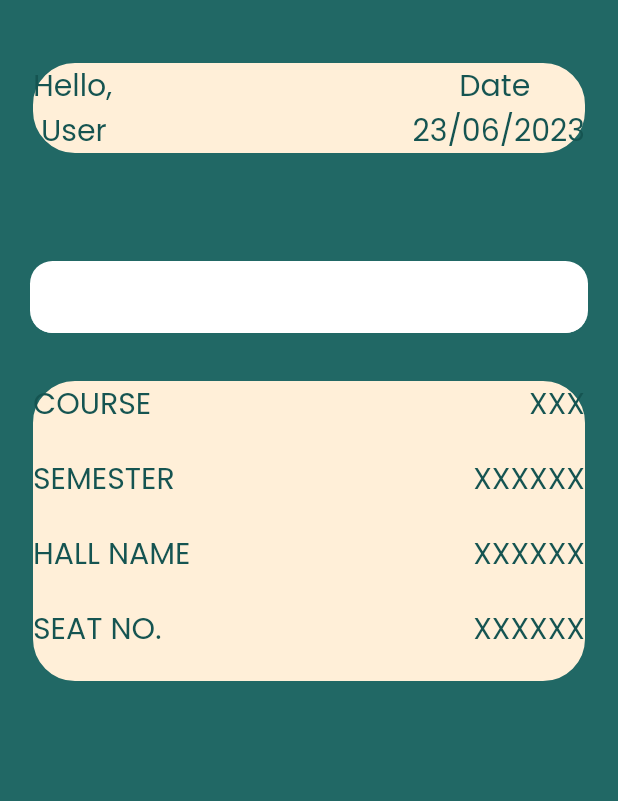
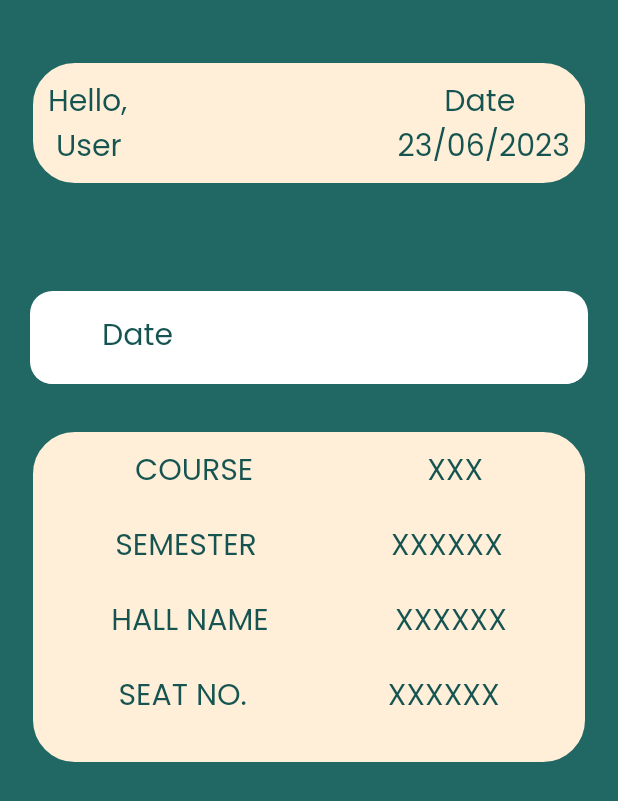
Before and after one commit to ademola-b/exam-hall-seat-arrangement, a Flutter app: the Dashboard screen opened directly, on a phone screen of 412 x 824 dp. Shown: the top 801 px of the screen. Run offline on Flutter 3.47's test engine with Material 2 defaults, Android fonts, the light colour scheme and no system bars; our stand-ins replace animated_splash_screen; missing offline and left inert: fancy_bottom_navigation_2.

Commit message:
:art: UI

```diff
--- a/exam_seat_arrangement/lib/screens/exam_officer/seatArrangement.dart
+++ b/exam_seat_arrangement/lib/screens/exam_officer/seatArrangement.dart
@@ -54,7 +54,10 @@ class _SeatArrangementState extends State<SeatArrangement> {
                     child: Column(
                   children: [
                     const DefaultTextFormField(
-                        obscureText: false, fontSize: 25.0),
+                      obscureText: false,
+                      fontSize: 25.0,
+                      label: "Date",
+                    ),
                     const SizedBox(height: 20.0),
                     DefaultDropDown(
                         onChanged: (newVal) {},
--- a/exam_seat_arrangement/lib/screens/student/dashboard.dart
+++ b/exam_seat_arrangement/lib/screens/student/dashboard.dart
@@ -30,6 +30,8 @@ class _DashboardState extends State<Dashboard> {
               children: [
                 DefaultContainer(
                   // text: "Hello, \n ${_username.titleCase()}",
+                  child: Padding(
+                    padding: const EdgeInsets.all(10.0),
                     child: Row(
                       // crossAxisAlignment: CrossAxisAlignment.start,
                       children: [
@@ -50,20 +52,27 @@ class _DashboardState extends State<Dashboard> {
                       ],
                     ),
                   ),
+                ),
                 const SizedBox(height: 70.0),
-                const DefaultTextFormField(obscureText: false),
+                const DefaultTextFormField(
+                  obscureText: false,
+                  label: "Date",
+                ),
                 const SizedBox(height: 30.0),
                 DefaultContainer(
+                  child: Padding(
+                    padding: const EdgeInsets.all(10.0),
                     child: Column(
                       children: [
                         Row(
+                          mainAxisAlignment: MainAxisAlignment.spaceAround,
                           children: [
                             DefaultText(
                               text: "COURSE",
                               size: 20.0,
                               color: Constants.primaryColor,
                             ),
-                          const Spacer(),
+                            // const Spacer(),
                             DefaultText(
                               text: "XXX",
                               size: 20.0,
@@ -73,13 +82,13 @@ class _DashboardState extends State<Dashboard> {
                         ),
                         const SizedBox(height: 20.0),
                         Row(
+                          mainAxisAlignment: MainAxisAlignment.spaceAround,
                           children: [
                             DefaultText(
                               text: "SEMESTER",
                               size: 20.0,
                               color: Constants.primaryColor,
                             ),
-                          const Spacer(),
                             DefaultText(
                               text: "XXXXXX",
                               size: 20.0,
@@ -89,13 +98,13 @@ class _DashboardState extends State<Dashboard> {
                         ),
                         const SizedBox(height: 20.0),
                         Row(
+                          mainAxisAlignment: MainAxisAlignment.spaceAround,
                           children: [
                             DefaultText(
                               text: "HALL NAME",
                               size: 20.0,
                               color: Constants.primaryColor,
                             ),
-                          const Spacer(),
                             DefaultText(
                               text: "XXXXXX",
                               size: 20.0,
@@ -105,13 +114,13 @@ class _DashboardState extends State<Dashboard> {
                         ),
                         const SizedBox(height: 20.0),
                         Row(
+                          mainAxisAlignment: MainAxisAlignment.spaceAround,
                           children: [
                             DefaultText(
                               text: "SEAT NO.",
                               size: 20.0,
                               color: Constants.primaryColor,
                             ),
-                          const Spacer(),
                             DefaultText(
                               text: "XXXXXX",
                               size: 20.0,
@@ -123,6 +132,7 @@ class _DashboardState extends State<Dashboard> {
                       ],
                     ),
                   ),
+                ),
               ],
             ),
           )),
--- a/exam_seat_arrangement/lib/utils/defaultTextFormField.dart
+++ b/exam_seat_arrangement/lib/utils/defaultTextFormField.dart
@@ -1,4 +1,5 @@
 import 'package:exam_seat_arrangement/utils/constants.dart';
+import 'package:exam_seat_arrangement/utils/defaultText.dart';
 import 'package:flutter/material.dart';
 
 class DefaultTextFormField extends StatefulWidget {
@@ -69,8 +70,8 @@ class _DefaultTextFormFieldState extends State<DefaultTextFormField> {
         fillColor: Colors.white,
         // fillColor: widget.fillColor,
         filled: true,
-        // label: DefaultText(size: 20.0, text: "${widget.label}"),
-        // labelStyle: TextStyle(color: Constants.primaryColor),
+        label: DefaultText(size: 20.0, text: "${widget.label}"),
+        labelStyle: TextStyle(color: Constants.primaryColor),
         prefixIcon: Icon(widget.icon),
         prefixIconColor: Constants.primaryColor,
         suffixIcon: widget.suffixIcon,
```
Also changed, not shown: exam_seat_arrangement/lib/screens/exam_officer/allocateHall.dart (+6 -3 lines), exam_seat_arrangement/lib/screens/exam_officer/hall.dart (+12 -7 lines), exam_seat_arrangement/lib/screens/exam_officer/invigilator.dart (+12 -2 lines), exam_seat_arrangement/lib/screens/exam_officer/student.dart (+11 -2 lines), exam_seat_arrangement/lib/screens/exam_officer/studentInvigilator.dart (+18 -19 lines), exam_seat_arrangement/lib/screens/login.dart (+6 -8 lines), exam_seat_arrangement/lib/screens/student/more.dart (+15 -10 lines), exam_seat_arrangement/assets/images/invigilator.png (added), exam_seat_arrangement/assets/images/student.png (added). Lines whose indentation alone changed are shown as unchanged.
